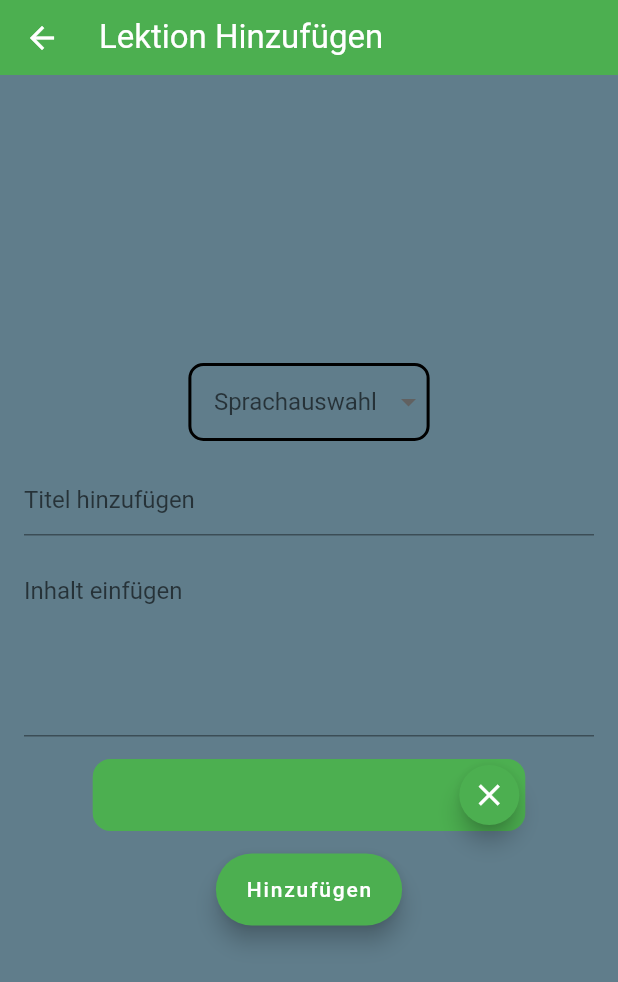
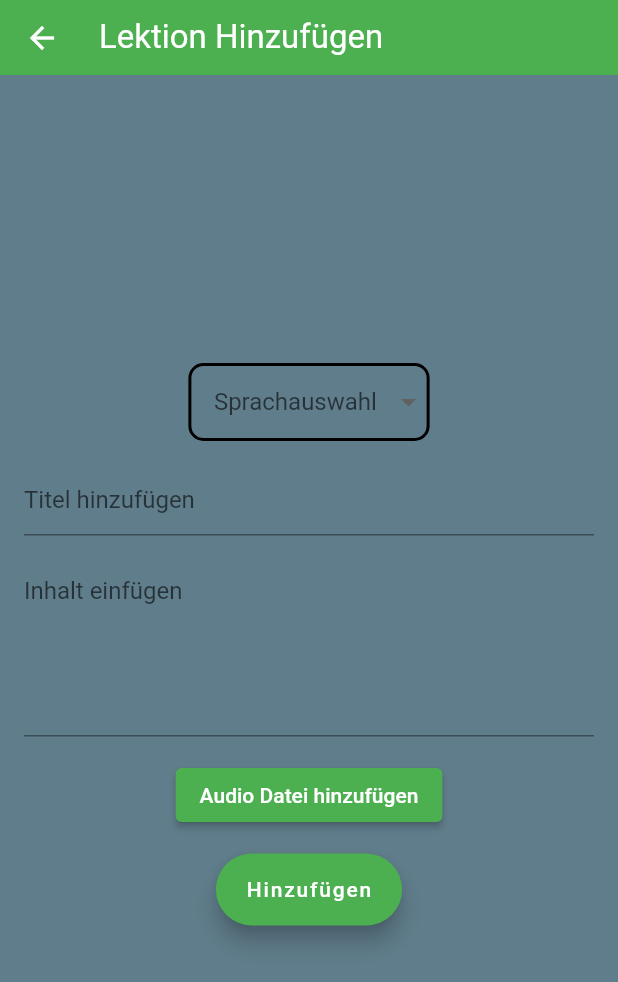
Before and after one commit to derdrache/sprachenlernen, a Flutter app: the AddLessonPage screen opened directly, on a phone screen of 412 x 824 dp. Shown: the top 982 px of the screen. Run offline on Flutter 3.47's test engine with Material 2 defaults, Android fonts, the light colour scheme and no system bars; our stand-ins replace audio_service, audioplayers, file_picker, hive, just_audio, permission_handler; missing offline and left inert: filepicker_windows, web_scraper; accounts and stored records are empty.

Commit message:
Bug fixes

```diff
--- a/lib/pages/lektionen/add_Lesson_page.dart
+++ b/lib/pages/lektionen/add_Lesson_page.dart
@@ -22,6 +22,7 @@
 class _AudiodateiAnzeigenState extends State<_AudiodateiAnzeigen>{
   bool addedAudioData = false;
 
+/*
   void initState() {
     super.initState();
     if (newLeasson.audioName != null){
@@ -29,8 +30,14 @@
     }
   }
 
+ */
+
   Widget build(BuildContext context) {
     var screenWidth = MediaQuery. of(context). size. width;
+
+    if (newLeasson.audioName != ""){
+      addedAudioData = true;
+    }
 
     void changeAudioDateiAnzeige(){
       setState((){
--- a/pubspec.yaml
+++ b/pubspec.yaml
@@ -74,6 +74,8 @@
   # assets:
   #   - images/a_dot_burr.jpeg
   #   - images/a_dot_ham.jpeg
+  assets:
+    - assets/dictionary/
 
   # An image asset can refer to one or more resolution-specific "variants", see
   # https://flutter.dev/assets-and-images/#resolution-aware.
```
Also changed, not shown: assets/images/lake.jpg (deleted), 1 other file.
